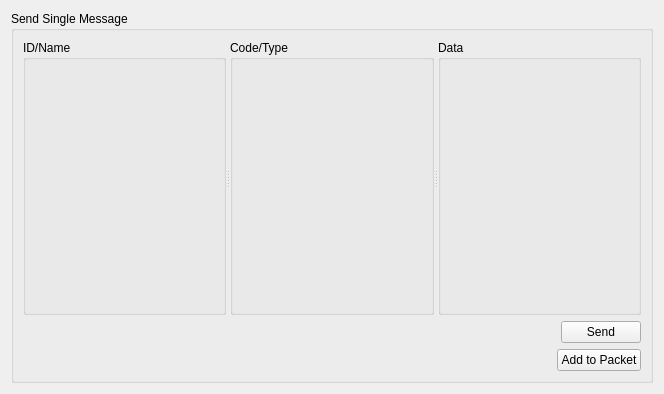
Qt form R_Visualizer/SendMessages/SendMsgSingle/ui/sendmsgsinglewidget.ui (NeverKnewTheName/R_Visualizer) before a commit.
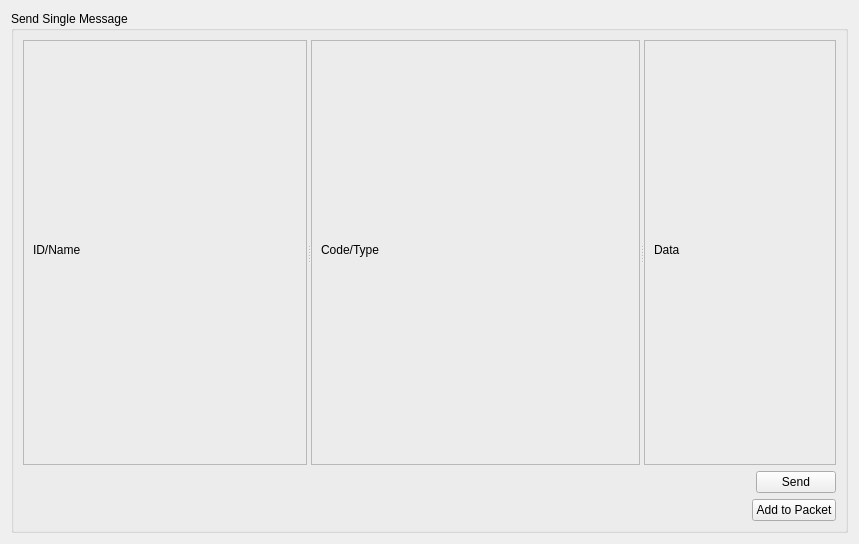
The same form after that commit. Custom widgets are drawn as their Qt base class.

```diff
--- a/R_Visualizer/SendMessages/SendMsgSingle/ui/sendmsgsinglewidget.ui
+++ b/R_Visualizer/SendMessages/SendMsgSingle/ui/sendmsgsinglewidget.ui
@@ -6,8 +6,8 @@
    <rect>
     <x>0</x>
     <y>0</y>
-    <width>664</width>
-    <height>394</height>
+    <width>859</width>
+    <height>544</height>
    </rect>
   </property>
   <property name="sizePolicy">
@@ -25,36 +25,49 @@
      <property name="title">
       <string>Send Single Message</string>
      </property>
-     <layout class="QVBoxLayout" name="verticalLayout_2">
+     <layout class="QVBoxLayout" name="verticalLayout_6">
       <item>
        <widget class="QSplitter" name="splitter">
         <property name="orientation">
          <enum>Qt::Horizontal</enum>
         </property>
-        <widget class="QGroupBox" name="groupBox_2">
-         <property name="title">
-          <string>ID/Name</string>
+        <widget class="QFrame" name="frame">
+         <property name="frameShape">
+          <enum>QFrame::StyledPanel</enum>
          </property>
-         <layout class="QHBoxLayout" name="horizontalLayout" stretch="0">
+         <property name="frameShadow">
+          <enum>QFrame::Raised</enum>
+         </property>
+         <layout class="QVBoxLayout" name="verticalLayout_3" stretch="2,0">
           <item>
-           <widget class="MsgIDLineEdit" name="widget" native="true">
-            <property name="sizePolicy">
-             <sizepolicy hsizetype="Preferred" vsizetype="Preferred">
-              <horstretch>1</horstretch>
-              <verstretch>0</verstretch>
-             </sizepolicy>
+           <widget class="QLabel" name="label">
+            <property name="text">
+             <string>ID/Name</string>
             </property>
            </widget>
           </item>
+          <item>
+           <widget class="MsgIDLineEdit" name="msgIDWidget" native="true"/>
+          </item>
          </layout>
         </widget>
-        <widget class="QGroupBox" name="groupBox_3">
-         <property name="title">
-          <string>Code/Type</string>
+        <widget class="QFrame" name="frame_2">
+         <property name="frameShape">
+          <enum>QFrame::StyledPanel</enum>
          </property>
-         <layout class="QHBoxLayout" name="horizontalLayout_4" stretch="0">
+         <property name="frameShadow">
+          <enum>QFrame::Raised</enum>
+         </property>
+         <layout class="QVBoxLayout" name="verticalLayout_5" stretch="2,0">
           <item>
-           <widget class="MsgCodeLineEdit" name="widget_2" native="true">
+           <widget class="QLabel" name="label_2">
+            <property name="text">
+             <string>Code/Type</string>
+            </property>
+           </widget>
+          </item>
+          <item>
+           <widget class="MsgCodeLineEdit" name="msgCodeWidget" native="true">
             <property name="sizePolicy">
              <sizepolicy hsizetype="Preferred" vsizetype="Preferred">
               <horstretch>1</horstretch>
@@ -65,27 +78,24 @@
           </item>
          </layout>
         </widget>
-        <widget class="QGroupBox" name="groupBox_4">
-         <property name="sizePolicy">
-          <sizepolicy hsizetype="MinimumExpanding" vsizetype="Preferred">
-           <horstretch>0</horstretch>
-           <verstretch>0</verstretch>
-          </sizepolicy>
+        <widget class="QFrame" name="frame_3">
+         <property name="frameShape">
+          <enum>QFrame::StyledPanel</enum>
          </property>
-         <property name="title">
-          <string>Data</string>
+         <property name="frameShadow">
+          <enum>QFrame::Raised</enum>
          </property>
-         <layout class="QHBoxLayout" name="horizontalLayout_5" stretch="0">
+         <layout class="QVBoxLayout" name="verticalLayout_4" stretch="6,0">
           <item>
-           <widget class="MsgDataLineEdit" name="widget_3" native="true">
-            <property name="sizePolicy">
-             <sizepolicy hsizetype="Preferred" vsizetype="Preferred">
-              <horstretch>2</horstretch>
-              <verstretch>0</verstretch>
-             </sizepolicy>
+           <widget class="QLabel" name="label_3">
+            <property name="text">
+             <string>Data</string>
             </property>
            </widget>
           </item>
+          <item>
+           <widget class="MsgDataLineEdit" name="msgDataWidget" native="true"/>
+          </item>
          </layout>
         </widget>
        </widget>
```
